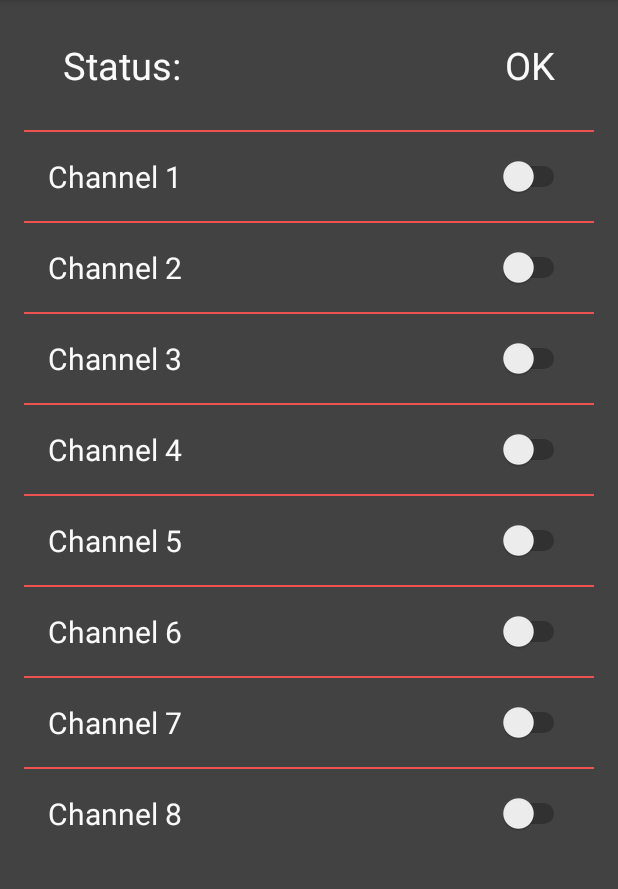
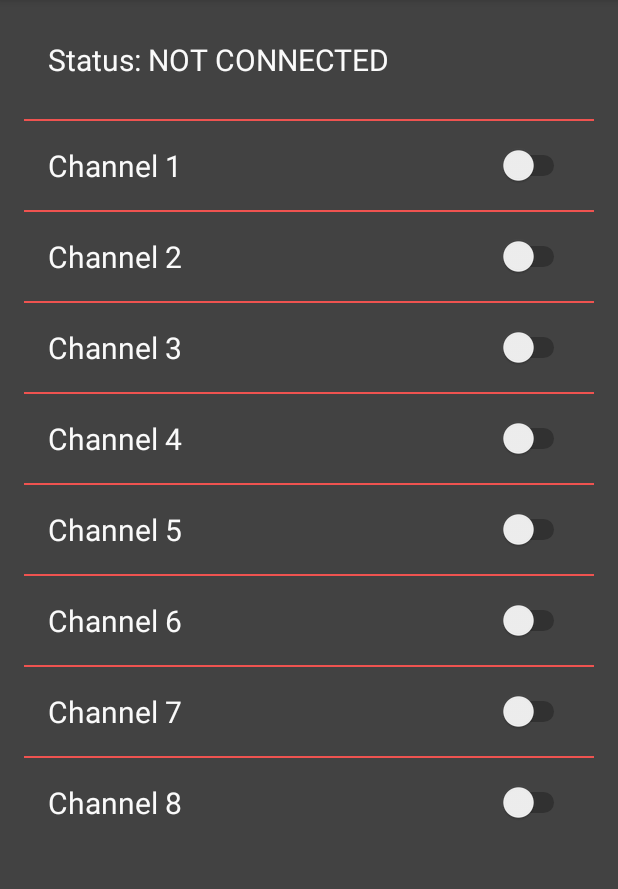
Before and after one commit to andlee90/RPiPowerStrip, an Android app: the screen it shows after launch (MainActivity), on a phone screen of 412 x 824 dp, the part 84-973 px from its top. Run offline under Robolectric (Android 15) with nearby library versions, the phone set to English and light mode, and no system bars.

Commit message:
One whole ugly basketful of changes:
Includes some UI tweaks, some behavioral changes and the inner checkchnage class for the switches has been pull out of oncreate() in main and is now its own class.

```diff
--- a/Android/RPiPowerStrip/app/src/main/java/com/example/rpipowerstrip/MainActivity.java
+++ b/Android/RPiPowerStrip/app/src/main/java/com/example/rpipowerstrip/MainActivity.java
@@ -8,11 +8,11 @@ import android.view.Menu;
 import android.view.MenuInflater;
 import android.view.MenuItem;
 import android.view.View;
-import android.widget.CompoundButton;
 import android.widget.ProgressBar;
 import android.widget.Switch;
 import android.widget.TextView;
-import android.widget.Toast;
+
+import static com.example.rpipowerstrip.R.id.settings;
 
 public class MainActivity extends AppCompatActivity
 {
@@ -23,9 +23,10 @@ public class MainActivity extends AppCompatActivity
     private String mPass;
 
     private ProgressBar mSpinner;
-    private TextView mStatusMode;
+    private TextView mStatus;
 
     public ConnectionManager mConnectionManager;
+    private SharedPreferences mSettings;
 
     @Override
     protected void onCreate(Bundle savedInstanceState)
@@ -33,121 +34,64 @@ public class MainActivity extends AppCompatActivity
         super.onCreate(savedInstanceState);
         setContentView(R.layout.activity_main);
 
-        SharedPreferences settings = getSharedPreferences(PREFERENCES, 0);
-        mHost = settings.getString("host", "");
-        mUser = settings.getString("user", "");
-        mPass = settings.getString("pass", "");
+        mSettings = getSharedPreferences(PREFERENCES, 0);
+        mHost = mSettings.getString("host", "");
+        mUser = mSettings.getString("user", "");
+        mPass = mSettings.getString("pass", "");
 
-        boolean mSwitchState1 = settings.getBoolean("ss1", false);
-        boolean mSwitchState2 = settings.getBoolean("ss2", false);
-        boolean mSwitchState3 = settings.getBoolean("ss3", false);
-        boolean mSwitchState4 = settings.getBoolean("ss4", false);
-        boolean mSwitchState5 = settings.getBoolean("ss5", false);
-        boolean mSwitchState6 = settings.getBoolean("ss6", false);
-        boolean mSwitchState7 = settings.getBoolean("ss7", false);
-        boolean mSwitchState8 = settings.getBoolean("ss8", false);
-
-        class CheckChangeListener implements CompoundButton.OnCheckedChangeListener
-        {
-            private String mChannel;
-
-            private CheckChangeListener(String channel)
-            {
-                this.mChannel = channel;
-            }
-
-            @Override
-            public void onCheckedChanged(CompoundButton buttonView, boolean isChecked)
-            {
-                mSpinner.setVisibility(View.VISIBLE);
-                mStatusMode.setVisibility(View.GONE);
-
-                if (mHost != null && mUser != null && mPass != null)
-                {
-                    String prefName = "ss" + mChannel;
-
-                    if (isChecked)
-                    {
-                        SharedPreferences.Editor editor = getSharedPreferences(PREFERENCES, 0).edit();
-                        editor.putBoolean(prefName, true);
-                        editor.apply();
-
-                        String command = "cd RelayControl/ && python relay_controller_android.py " + mChannel + " 0";
-                        mConnectionManager = new ConnectionManager(mHost, mUser, mPass, command, new ConnectionManager.AsyncResponse(){
-
-                            @Override
-                            public void processFinish(String output)
-                            {
-                                Toast finishToast = Toast.makeText(getApplicationContext(), output, Toast.LENGTH_SHORT);
-                                finishToast.show();
-                                mSpinner.setVisibility(View.GONE);
-                                mStatusMode.setVisibility(View.VISIBLE);
-                            }
-                        });
-                        mConnectionManager.execute();
-                    }
-                    else
-                    {
-                        SharedPreferences.Editor editor = getSharedPreferences(PREFERENCES, 0).edit();
-                        editor.putBoolean(prefName, false);
-                        editor.apply();
-
-                        String command = "cd RelayControl/ && python relay_controller_android.py " + mChannel + " 1";
-                        mConnectionManager = new ConnectionManager(mHost, mUser, mPass, command, new ConnectionManager.AsyncResponse(){
-
-                            @Override
-                            public void processFinish(String output)
-                            {
-                                Toast finishToast = Toast.makeText(getApplicationContext(), output, Toast.LENGTH_SHORT);
-                                finishToast.show();
-                                mSpinner.setVisibility(View.GONE);
-                                mStatusMode.setVisibility(View.VISIBLE);
-                            }
-                        });
-                        mConnectionManager.execute();
-                    }
-                }
-            }
-        }
-
-        //TextView status = (TextView)findViewById(R.id.text_status);
+        boolean mSwitchState1 = mSettings.getBoolean("ss1", false);
+        boolean mSwitchState2 = mSettings.getBoolean("ss2", false);
+        boolean mSwitchState3 = mSettings.getBoolean("ss3", false);
+        boolean mSwitchState4 = mSettings.getBoolean("ss4", false);
+        boolean mSwitchState5 = mSettings.getBoolean("ss5", false);
+        boolean mSwitchState6 = mSettings.getBoolean("ss6", false);
+        boolean mSwitchState7 = mSettings.getBoolean("ss7", false);
+        boolean mSwitchState8 = mSettings.getBoolean("ss8", false);
 
         mSpinner = (ProgressBar)findViewById(R.id.progress_bar_status);
         mSpinner.setVisibility(View.GONE);
 
-        mStatusMode = (TextView)findViewById(R.id.text_status_mode);
+        mStatus = (TextView)findViewById(R.id.text_status);
 
         Switch switch1 = (Switch) findViewById(R.id.switch1);
         switch1.setChecked(mSwitchState1);
-        switch1.setOnCheckedChangeListener(new CheckChangeListener("1"));
+        switch1.setOnCheckedChangeListener(new SwitchCheckChangeListener(this, mConnectionManager,
+                mSpinner, mStatus, "1"));
 
         Switch switch2 = (Switch) findViewById(R.id.switch2);
         switch2.setChecked(mSwitchState2);
-        switch2.setOnCheckedChangeListener(new CheckChangeListener("2"));
+        switch2.setOnCheckedChangeListener(new SwitchCheckChangeListener(this, mConnectionManager,
+                mSpinner, mStatus, "2"));
 
         Switch switch3 = (Switch) findViewById(R.id.switch3);
         switch3.setChecked(mSwitchState3);
-        switch3.setOnCheckedChangeListener(new CheckChangeListener("3"));
+        switch3.setOnCheckedChangeListener(new SwitchCheckChangeListener(this, mConnectionManager,
+                mSpinner, mStatus, "3"));
 
         Switch switch4 = (Switch) findViewById(R.id.switch4);
         switch4.setChecked(mSwitchState4);
-        switch4.setOnCheckedChangeListener(new CheckChangeListener("4"));
+        switch4.setOnCheckedChangeListener(new SwitchCheckChangeListener(this, mConnectionManager,
+                mSpinner, mStatus, "4"));
 
         Switch switch5 = (Switch) findViewById(R.id.switch5);
         switch5.setChecked(mSwitchState5);
-        switch5.setOnCheckedChangeListener(new CheckChangeListener("5"));
+        switch5.setOnCheckedChangeListener(new SwitchCheckChangeListener(this, mConnectionManager,
+                mSpinner, mStatus, "5"));
 
         Switch switch6 = (Switch) findViewById(R.id.switch6);
         switch6.setChecked(mSwitchState6);
-        switch6.setOnCheckedChangeListener(new CheckChangeListener("6"));
+        switch6.setOnCheckedChangeListener(new SwitchCheckChangeListener(this, mConnectionManager,
+                mSpinner, mStatus, "6"));
 
         Switch switch7 = (Switch) findViewById(R.id.switch7);
         switch7.setChecked(mSwitchState7);
-        switch7.setOnCheckedChangeListener(new CheckChangeListener("7"));
+        switch7.setOnCheckedChangeListener(new SwitchCheckChangeListener(this, mConnectionManager,
+                mSpinner, mStatus, "7"));
 
         Switch switch8 = (Switch) findViewById(R.id.switch8);
         switch8.setChecked(mSwitchState8);
-        switch8.setOnCheckedChangeListener(new CheckChangeListener("8"));
+        switch8.setOnCheckedChangeListener(new SwitchCheckChangeListener(this, mConnectionManager,
+                mSpinner, mStatus, "8"));
     }
 
     @Override
@@ -184,7 +128,7 @@ public class MainActivity extends AppCompatActivity
     @Override
     public boolean onOptionsItemSelected(MenuItem item)
     {
-        if(item.getItemId() == R.id.settings)
+        if(item.getItemId() == settings)
         {
             Intent intent = new Intent(getApplicationContext(), SettingsActivity.class);
             startActivity(intent);
--- a/Android/RPiPowerStrip/app/src/main/java/com/example/rpipowerstrip/SettingsActivity.java
+++ b/Android/RPiPowerStrip/app/src/main/java/com/example/rpipowerstrip/SettingsActivity.java
@@ -110,7 +110,7 @@ public class SettingsActivity extends AppCompatActivity implements TextView.OnEd
         {
             if (mHost != null && mUser != null && mPass != null)
             {
-                String command = "cd RelayControl/ && python relay_controller_android.py 1 0";
+                String command = "cd RelayControl/ && ls";
                 mConnectionManager = new ConnectionManager(mHost, mUser, mPass, command, new ConnectionManager.AsyncResponse(){
 
                     @Override
--- /dev/null
+++ b/Android/RPiPowerStrip/app/src/main/java/com/example/rpipowerstrip/SwitchCheckChangeListener.java
@@ -0,0 +1,103 @@
+package com.example.rpipowerstrip;
+
+import android.content.Context;
+import android.content.SharedPreferences;
+import android.view.View;
+import android.widget.CompoundButton;
+import android.widget.CompoundButton.OnCheckedChangeListener;
+import android.widget.ProgressBar;
+import android.widget.TextView;
+import android.widget.Toast;
+
+import static com.example.rpipowerstrip.MainActivity.PREFERENCES;
+
+/**
+ * Created by andrewsmith on 3/23/17.
+ */
+
+class SwitchCheckChangeListener implements OnCheckedChangeListener
+{
+    private String mChannel;
+    private ProgressBar mSpinner;
+    private TextView mStatus;
+    private ConnectionManager mConnectionManager;
+    private Context mContext;
+
+    SwitchCheckChangeListener(Context context, ConnectionManager cm, ProgressBar pb, TextView tv, String c)
+    {
+        this.mContext = context;
+        this.mConnectionManager = cm;
+        this.mSpinner = pb;
+        this.mStatus = tv;
+        this.mChannel = c;
+    }
+
+    @Override
+    public void onCheckedChanged(final CompoundButton buttonView, boolean isChecked)
+    {
+        SharedPreferences settings = mContext.getSharedPreferences(PREFERENCES, 0);
+        String mHost = settings.getString("host", "");
+        String mUser = settings.getString("user", "");
+        String mPass = settings.getString("pass", "");
+
+        mSpinner.setVisibility(View.VISIBLE);
+        String prefName = "ss" + mChannel;
+
+        if (isChecked)
+        {
+            SharedPreferences.Editor editor = settings.edit();
+            editor.putBoolean(prefName, true);
+            editor.apply();
+
+            String command = "cd RelayControl/ && python relay_controller_android.py " + mChannel + " 0";
+            mConnectionManager = new ConnectionManager(mHost, mUser, mPass, command, new ConnectionManager.AsyncResponse(){
+
+                @Override
+                public void processFinish(String output)
+                {
+                    if (output.contains("Unable to connect"))
+                    {
+                        buttonView.setChecked(false);
+                        mStatus.setText(R.string.status_not_connected);
+                        Toast toast = Toast.makeText(mContext, output, Toast.LENGTH_SHORT);
+                        toast.show();
+                    }
+                    else
+                    {
+                        mStatus.setText(R.string.status_connected);
+                    }
+                    mSpinner.setVisibility(View.GONE);
+                }
+            });
+            mConnectionManager.execute();
+        }
+        else
+        {
+            SharedPreferences.Editor editor = settings.edit();
+            editor.putBoolean(prefName, false);
+            editor.apply();
+
+            String command = "cd RelayControl/ && python relay_controller_android.py " + mChannel + " 1";
+            mConnectionManager = new ConnectionManager(mHost, mUser, mPass, command, new ConnectionManager.AsyncResponse() {
+
+                @Override
+                public void processFinish(String output)
+                {
+                    if (output.contains("Unable to connect"))
+                    {
+                        buttonView.setChecked(false);
+                        mStatus.setText(R.string.status_not_connected);
+                        Toast toast = Toast.makeText(mContext, output, Toast.LENGTH_SHORT);
+                        toast.show();
+                    }
+                    else
+                    {
+                        mStatus.setText(R.string.status_connected);
+                    }
+                    mSpinner.setVisibility(View.GONE);
+                }
+            });
+            mConnectionManager.execute();
+        }
+    }
+}
--- a/Android/RPiPowerStrip/app/src/main/res/layout/activity_main.xml
+++ b/Android/RPiPowerStrip/app/src/main/res/layout/activity_main.xml
@@ -7,8 +7,8 @@
     <LinearLayout
         android:layout_width="match_parent"
         android:layout_height="wrap_content"
-        android:paddingStart="@dimen/activity_horizontal_margin"
-        android:paddingEnd="@dimen/activity_horizontal_margin"
+        android:paddingStart="16dp"
+        android:paddingEnd="16dp"
         android:orientation="vertical">
 
         <RelativeLayout
@@ -21,12 +21,12 @@
                 android:layout_width="wrap_content"
                 android:layout_height="match_parent"
                 android:layout_alignParentStart="true"
-                android:paddingStart="26dp"
-                android:paddingEnd="26dp"
+                android:paddingStart="16dp"
+                android:paddingEnd="16dp"
                 android:paddingTop="26dp"
                 android:paddingBottom="26dp"
-                android:text="Status: "
-                android:textSize="25sp"
+                android:text="Status: NOT CONNECTED"
+                android:textSize="20sp"
                 android:textColor="@color/colorDarkThemeText" />
 
             <ProgressBar
@@ -36,20 +36,6 @@
                 android:layout_width="wrap_content"
                 android:layout_height="wrap_content"
                 android:layout_alignParentEnd="true" />
-
-            <TextView
-                android:id="@+id/text_status_mode"
-                android:layout_width="wrap_content"
-                android:layout_height="match_parent"
-                android:layout_alignParentEnd="true"
-                android:paddingStart="26dp"
-                android:paddingEnd="26dp"
-                android:paddingTop="26dp"
-                android:paddingBottom="26dp"
-                android:text="OK"
-                android:textSize="25sp"
-                android:textColor="@color/colorDarkThemeText"
-                android:layout_alignParentBottom="true" />
 
         </RelativeLayout>
 
--- a/Android/RPiPowerStrip/app/src/main/res/values/strings.xml
+++ b/Android/RPiPowerStrip/app/src/main/res/values/strings.xml
@@ -1,3 +1,9 @@
 <resources>
+    <!-- App Name -->
     <string name="app_name">RPiPowerStrip</string>
+
+    <!-- Connection Status -->
+    <string name="status_connected">Status: CONNECTED</string>
+    <string name="status_not_connected">Status: NOT CONNECTED</string>
+
 </resources>
```
Also changed, not shown: Android/RPiPowerStrip/app/src/main/res/layout/activity_settings.xml (+6 -3 lines).
